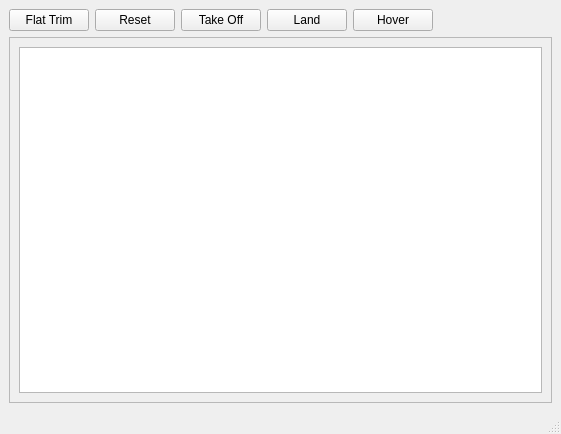
The window that ardrone/qtgui/main_window.ui (rc500/ardrone_archive_aarons_laptop) describes before a commit, drawn with Qt 5.
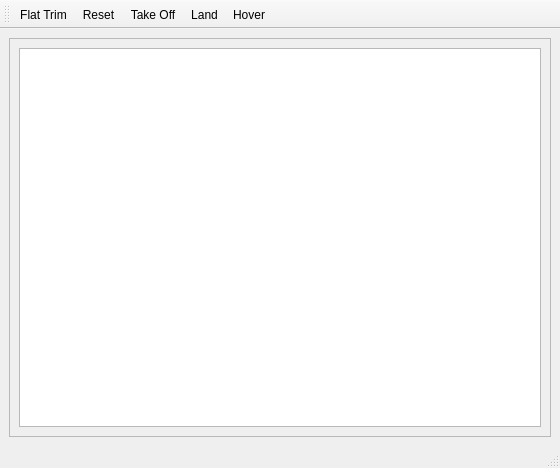
The same window after the commit. Custom widgets are drawn as their Qt base class.

Commit message: port code to be PySide friendly

Patch:
```diff
--- a/ardrone/qtgui/main_window.ui
+++ b/ardrone/qtgui/main_window.ui
@@ -6,8 +6,8 @@
    <rect>
     <x>0</x>
     <y>0</y>
-    <width>561</width>
-    <height>434</height>
+    <width>560</width>
+    <height>468</height>
    </rect>
   </property>
   <property name="windowTitle">
@@ -15,58 +15,6 @@
   </property>
   <widget class="QWidget" name="centralwidget">
    <layout class="QVBoxLayout" name="verticalLayout">
-    <item>
-     <layout class="QHBoxLayout" name="horizontalLayout">
-      <item>
-       <widget class="QPushButton" name="pushButton">
-        <property name="text">
-         <string>Flat Trim</string>
-        </property>
-       </widget>
-      </item>
-      <item>
-       <widget class="QPushButton" name="pushButton_2">
-        <property name="text">
-         <string>Reset</string>
-        </property>
-       </widget>
-      </item>
-      <item>
-       <widget class="QPushButton" name="pushButton_3">
-        <property name="text">
-         <string>Take Off</string>
-        </property>
-       </widget>
-      </item>
-      <item>
-       <widget class="QPushButton" name="pushButton_4">
-        <property name="text">
-         <string>Land</string>
-        </property>
-       </widget>
-      </item>
-      <item>
-       <widget class="QPushButton" name="pushButton_5">
-        <property name="text">
-         <string>Hover</string>
-        </property>
-       </widget>
-      </item>
-      <item>
-       <spacer name="horizontalSpacer">
-        <property name="orientation">
-         <enum>Qt::Horizontal</enum>
-        </property>
-        <property name="sizeHint" stdset="0">
-         <size>
-          <width>40</width>
-          <height>20</height>
-         </size>
-        </property>
-       </spacer>
-      </item>
-     </layout>
-    </item>
     <item>
      <widget class="QScrollArea" name="scrollArea">
       <property name="widgetResizable">
@@ -77,8 +25,8 @@
         <rect>
          <x>0</x>
          <y>0</y>
-         <width>541</width>
-         <height>320</height>
+         <width>534</width>
+         <height>374</height>
         </rect>
        </property>
        <layout class="QGridLayout" name="gridLayout">
@@ -102,7 +50,63 @@
    </property>
   </widget>
   <widget class="QStatusBar" name="statusbar"/>
+  <widget class="QToolBar" name="toolBar">
+   <property name="windowTitle">
+    <string>toolBar</string>
+   </property>
+   <attribute name="toolBarArea">
+    <enum>TopToolBarArea</enum>
+   </attribute>
+   <attribute name="toolBarBreak">
+    <bool>false</bool>
+   </attribute>
+   <addaction name="actionFlatTrim"/>
+   <addaction name="actionReset"/>
+   <addaction name="actionTakeOff"/>
+   <addaction name="actionLand"/>
+   <addaction name="actionHover"/>
+  </widget>
+  <action name="actionFlatTrim">
+   <property name="text">
+    <string>Flat Trim</string>
+   </property>
+  </action>
+  <action name="actionReset">
+   <property name="text">
+    <string>Reset</string>
+   </property>
+  </action>
+  <action name="actionTakeOff">
+   <property name="text">
+    <string>Take Off</string>
+   </property>
+  </action>
+  <action name="actionLand">
+   <property name="text">
+    <string>Land</string>
+   </property>
+  </action>
+  <action name="actionHover">
+   <property name="text">
+    <string>Hover</string>
+   </property>
+  </action>
  </widget>
+ <customwidgets>
+  <customwidget>
+   <class>MainWidget</class>
+   <extends>QWidget</extends>
+   <header>mainwidget.h</header>
+   <container>1</container>
+   <slots>
+    <slot>flatTrim()</slot>
+    <slot>reset()</slot>
+    <slot>takeOff()</slot>
+    <slot>land()</slot>
+    <slot>hover()</slot>
+   </slots>
+  </customwidget>
+ </customwidgets>
  <resources/>
  <connections>
   <connection>
```
Left out of the diff: 119 changed lines with no effect on the pictures. The commit also changes 1 other file.
